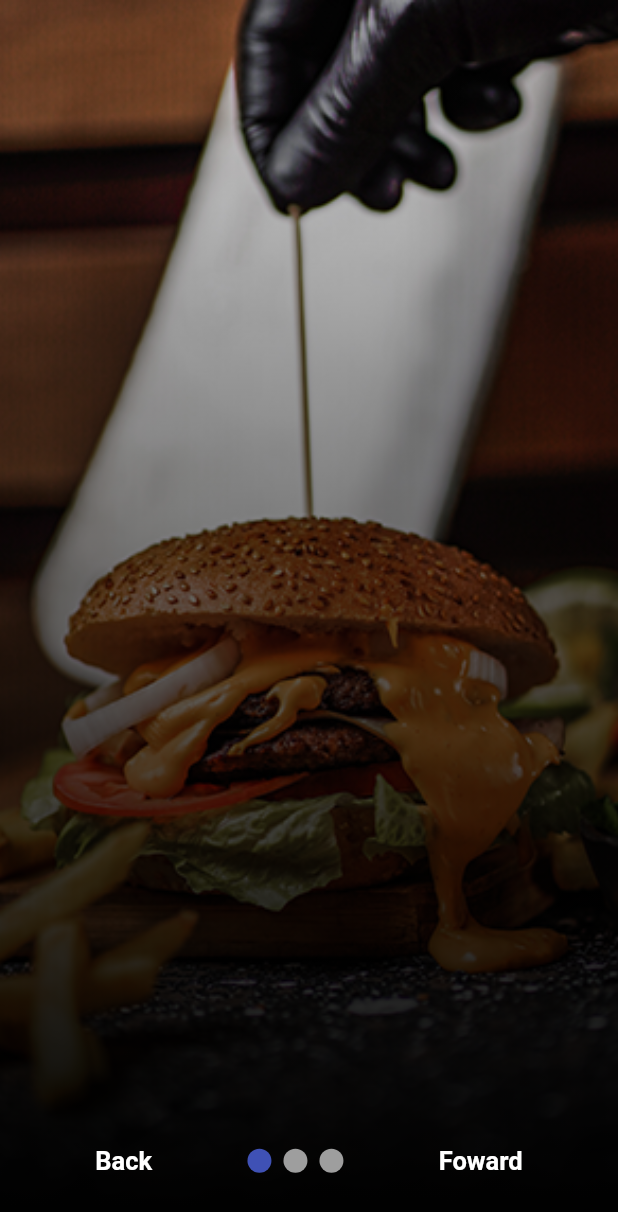
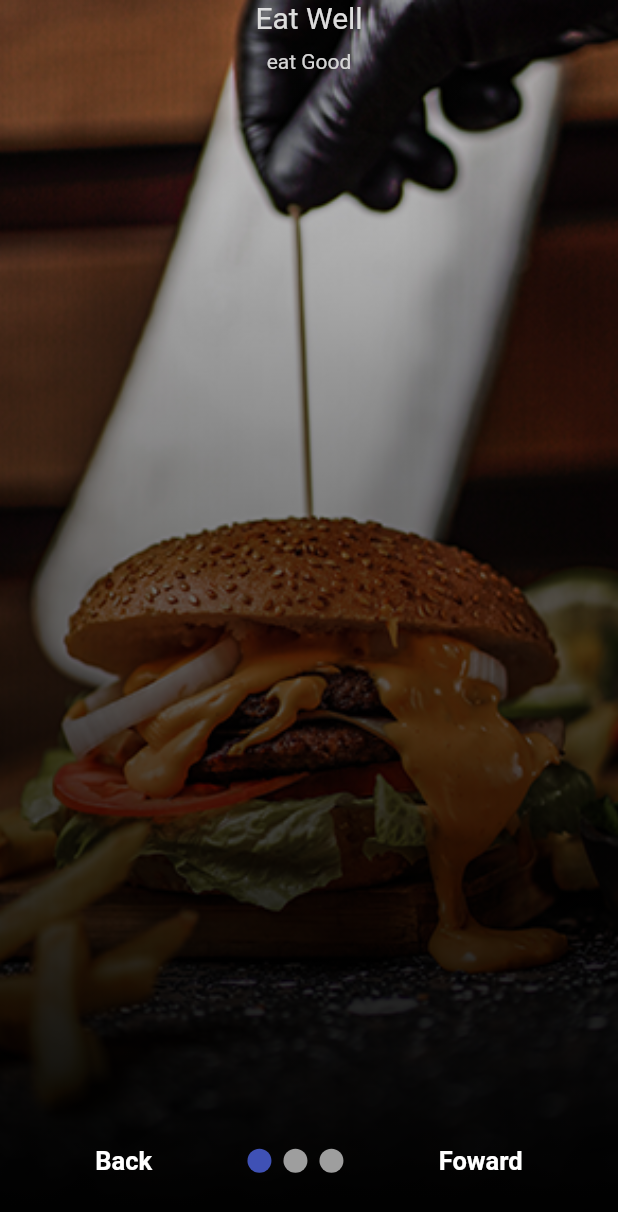
Before and after one commit to OscarNii/Flutter-PizzaApp-, a Flutter app: the screen it shows after launch, on a phone screen of 412 x 824 dp. Shown: the top 1212 px of the screen. Run offline on Flutter 3.47's test engine with Material 2 defaults, Android fonts, the light colour scheme and no system bars; drawn by our look-alikes of smooth_page_indicator.

Commit message:
Work Update

```diff
--- a/lib/screens/pages/page1.dart
+++ b/lib/screens/pages/page1.dart
@@ -23,6 +23,26 @@ class Page1 extends StatelessWidget {
                 fit: BoxFit.cover,
               ),
             ),
+            child: Center(
+              child: Column(
+                children: [
+                  Text(
+                    'Eat Well',
+                    style: TextStyle(
+                      color: Colors.white,
+                      fontSize: 20,
+                    ),
+                  ),
+                  SizedBox(height: 10),
+                  Text(
+                    'eat Good',
+                    style: TextStyle(
+                      color: Colors.white,
+                    ),
+                  )
+                ],
+              ),
+            ),
           ),
         ),
       ],
```
